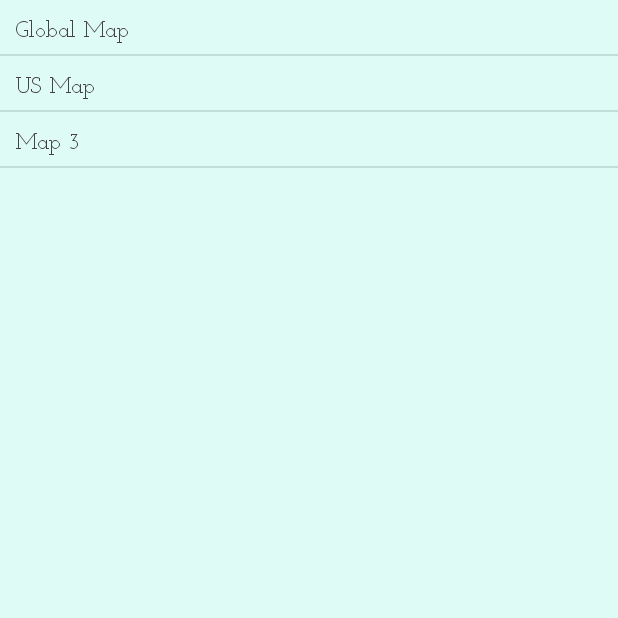
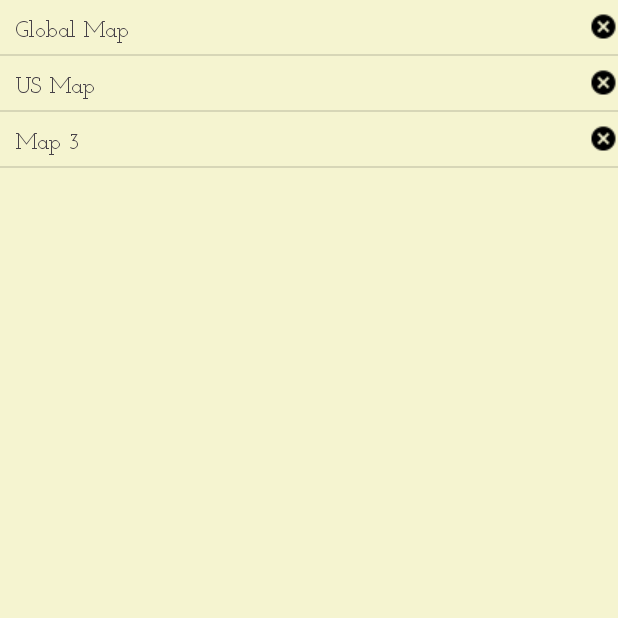
Before and after one commit to Anton-Os/Maplin, an Android app: the SelectorActivity screen opened directly, with no data from a screen before it, on a phone screen of 412 x 824 dp, the top half of it. Run offline under Robolectric (Android 15) with nearby library versions, the phone set to English and light mode, and no system bars.

Commit message:
App bar, styles

```diff
--- a/app/src/main/res/layout/editor_activity.xml
+++ b/app/src/main/res/layout/editor_activity.xml
@@ -12,18 +12,22 @@
 <include layout="@layout/map_view" />
 
     <com.google.android.material.floatingactionbutton.FloatingActionButton
+    xmlns:app="http://schemas.android.com/apk/res-auto"
     android:id="@+id/FAB_settings"
     android:layout_width="wrap_content"
     android:layout_height="wrap_content"
     android:layout_margin="@dimen/fab_margin"
+    android:backgroundTint="@color/colorAccent"
     app:layout_anchorGravity="top|end"
     app:srcCompat="@android:drawable/ic_menu_mapmode" />
 
     <com.google.android.material.floatingactionbutton.FloatingActionButton
+    xmlns:app="http://schemas.android.com/apk/res-auto"
     android:id="@+id/FAB_add"
     android:layout_width="wrap_content"
     android:layout_height="wrap_content"
     android:layout_margin="@dimen/fab_large_margin"
+    android:backgroundTint="@color/colorAccent"
     app:layout_anchorGravity="top|start"
     app:srcCompat="@android:drawable/ic_menu_edit" />
 
@@ -33,6 +37,6 @@
     android:layout_height="wrap_content"
     android:layout_gravity="bottom"
     style="@style/Widget.MaterialComponents.BottomAppBar.Colored"
-        />
+    app:menu="@menu/pinpoint_bottom_app_bar" />
 
 </androidx.coordinatorlayout.widget.CoordinatorLayout>
--- a/app/src/main/res/layout/map_list_item.xml
+++ b/app/src/main/res/layout/map_list_item.xml
@@ -1,8 +1,8 @@
 <?xml version="1.0" encoding="utf-8"?>
 
-<!-- very simple text view for now -->
 <RelativeLayout
     xmlns:android="http://schemas.android.com/apk/res/android"
+    android:id="@+id/map_list_item_layout"
     android:layout_width="match_parent"
     android:layout_height="wrap_content">
 
@@ -17,4 +17,12 @@
         android:paddingTop="10dp"
         android:paddingBottom="7dp"
         android:fontFamily="@font/josefin_slab_regular" />
+
+    <ImageButton
+        android:layout_width="20dp"
+        android:layout_height="match_parent"
+        android:layout_alignParentRight="true"
+        android:layout_centerVertical="true"
+        android:background="#00FFFFFF"
+        android:src="@drawable/baseline_cancel_black_18dp" />
 </RelativeLayout>
--- a/app/src/main/res/values/colors.xml
+++ b/app/src/main/res/values/colors.xml
@@ -1,7 +1,7 @@
 <?xml version="1.0" encoding="utf-8"?>
 <resources>
-    <color name="colorPrimary">#defcf5</color>
+    <color name="colorPrimary">#f5f4d0</color>
     <color name="colorPrimaryDark">#3700B3</color>
-    <color name="colorAccent">#C2EAC9</color>
-    <color name="colorBackground">#d4fcf7</color>
+    <color name="colorAccent">#ccff82</color>
+    <color name="colorBackground">#424f59</color>
 </resources>
```
Also changed, not shown: app/src/main/java/com/antonos/maplin/EditorActivity.java (+47 -6 lines), app/src/main/res/menu/menu_bottom_app_bar.xml (deleted, +0 -9 lines), app/src/main/res/menu/menu_map_options.xml (deleted, +0 -11 lines), app/src/main/res/menu/pinpoint_bottom_app_bar.xml (added, +33 -0 lines), app/src/main/res/drawable/baseline_arrow_left_black_18dp.png (added), app/src/main/res/drawable/baseline_arrow_right_black_18dp.png (added), app/src/main/res/drawable/baseline_cancel_black_18dp.png (added), app/src/main/res/drawable/baseline_place_black_18dp.png (renamed from app/src/main/res/drawable-v24/baseline_place_black_18dp.png). Lines whose indentation alone changed are shown as unchanged.
